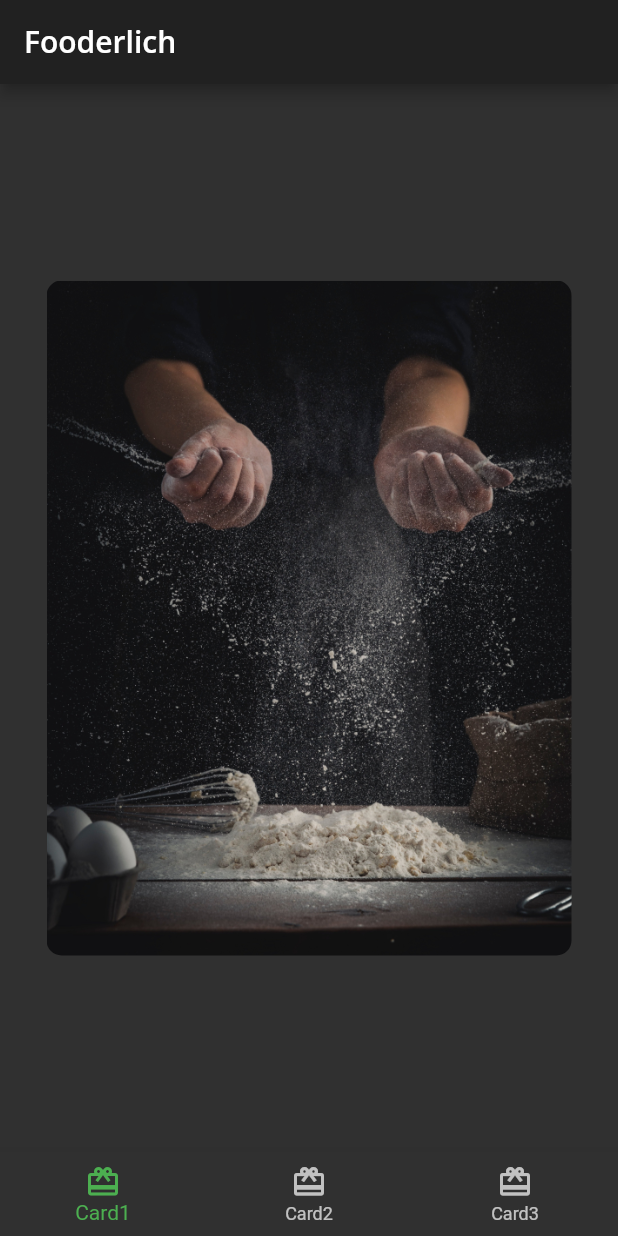
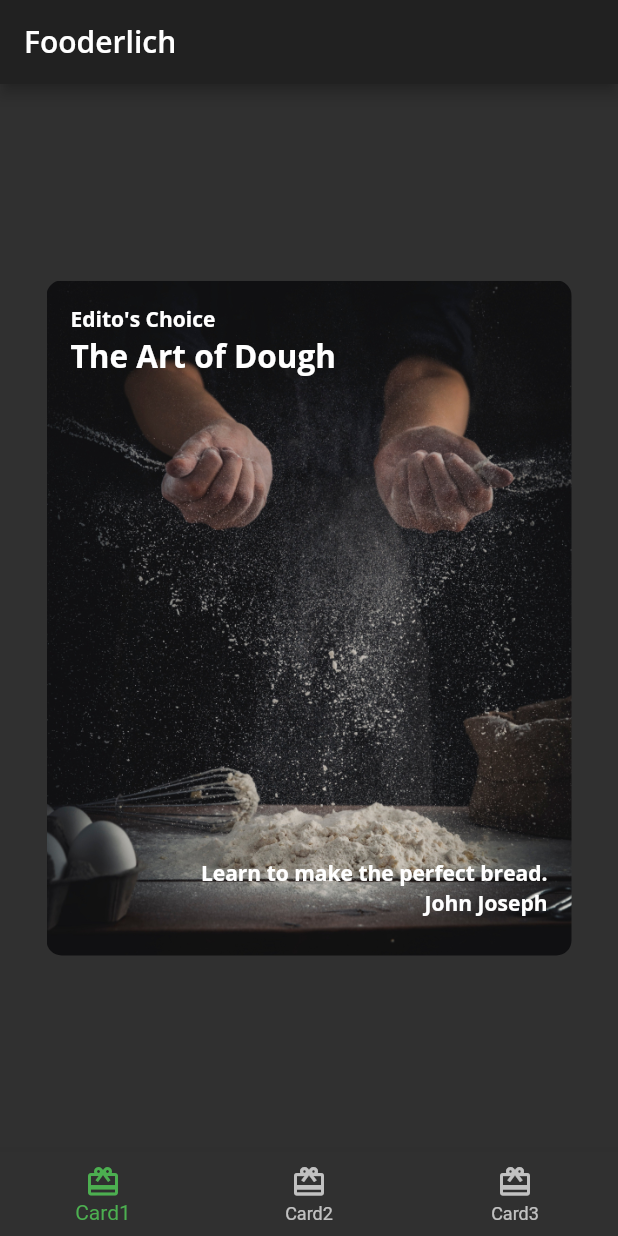
Before and after one commit to FrancaTM/fooderlich_flutter_rw, a Flutter app: the screen it shows after launch, on a phone screen of 412 x 824 dp. Run offline on Flutter 3.47's test engine with Material 2 defaults, Android fonts, the phone set to English and light mode, and no system bars; our stand-ins replace google_fonts.

Commit message:
add and position text

```diff
--- a/lib/card1.dart
+++ b/lib/card1.dart
@@ -1,4 +1,6 @@
 import 'package:flutter/material.dart';
+
+import 'fooderlich_theme.dart';
 
 class Card1 extends StatelessWidget {
   const Card1({Key? key}) : super(key: key);
@@ -12,7 +14,37 @@ class Card1 extends StatelessWidget {
   Widget build(BuildContext context) {
     return Center(
       child: Container(
-        // TODO: Add a stack of text
+        child: Stack(
+          children: [
+            Text(
+              category,
+              style: FooderlichTheme.darkTextTheme.bodyText1,
+            ),
+            Positioned(
+              child: Text(
+                title,
+                style: FooderlichTheme.darkTextTheme.headline2,
+              ),
+              top: 20,
+            ),
+            Positioned(
+              child: Text(
+                description,
+                style: FooderlichTheme.darkTextTheme.bodyText1,
+              ),
+              bottom: 30,
+              right: 0,
+            ),
+            Positioned(
+              child: Text(
+                chef,
+                style: FooderlichTheme.darkTextTheme.bodyText1,
+              ),
+              bottom: 10,
+              right: 0,
+            ),
+          ],
+        ),
         padding: const EdgeInsets.all(16),
         constraints: const BoxConstraints.expand(
           width: 350,
```
